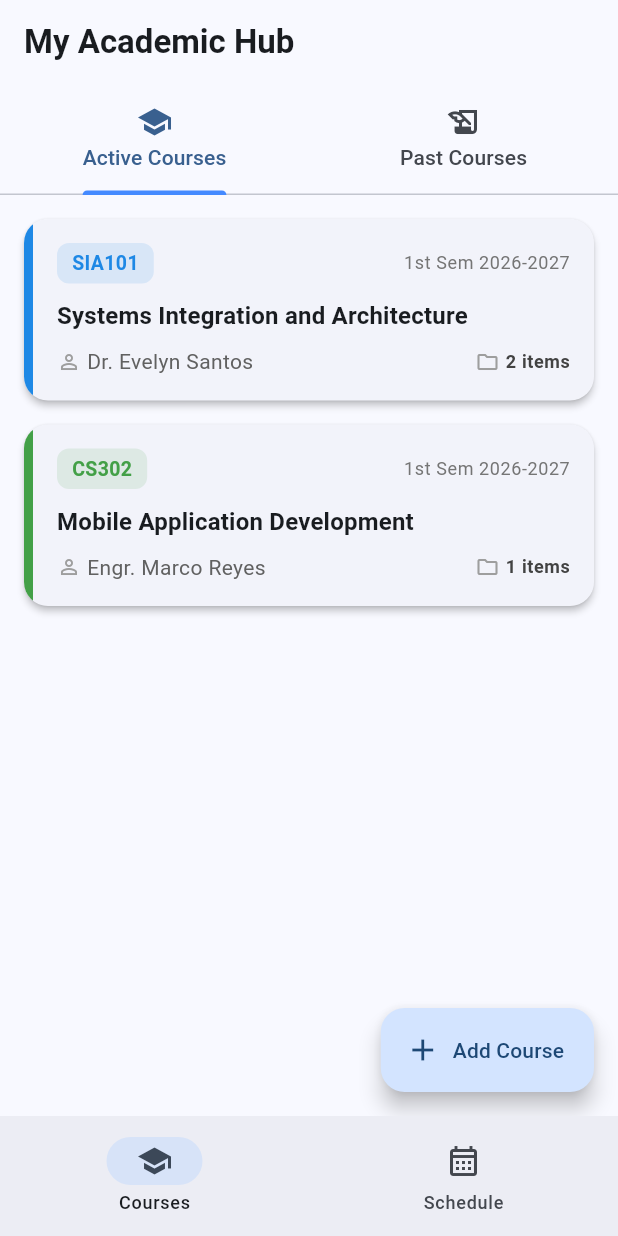
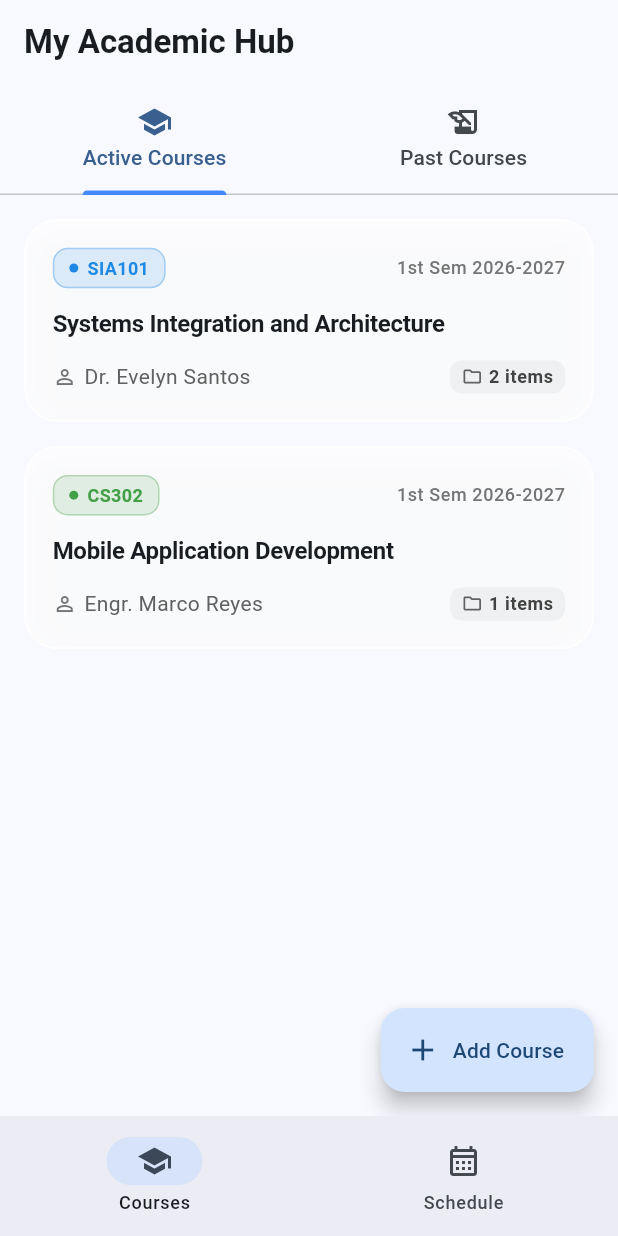
Before and after one commit to benhrnndz/app-storage, a Flutter app: the screen it shows after launch, on a phone screen of 412 x 824 dp. Run offline on Flutter 3.47's test engine with Material 3 defaults, Android fonts, the light colour scheme and no system bars.

Commit message:
feat(ui): update course card with iOS frosted glassmorphism style

```diff
--- a/lib/features/courses/widgets/course_card.dart
+++ b/lib/features/courses/widgets/course_card.dart
@@ -1,8 +1,9 @@
 // lib/features/courses/widgets/course_card.dart
 import 'package:flutter/material.dart';
+import '../../../core/widgets/glass_card.dart';
 import '../../../models/course.dart';
 
-/// A card widget displaying high-level course information.
+/// An iOS glassmorphic card widget displaying high-level course information.
 class CourseCard extends StatelessWidget {
   final Course course;
   final int deliverableCount;
@@ -20,71 +21,77 @@ class CourseCard extends StatelessWidget {
     final theme = Theme.of(context);
     final courseColor = Color(course.colorValue);
 
-    return Card(
-      elevation: 2,
+    return GlassContainer(
+      borderRadius: 22,
+      blur: 16,
       margin: const EdgeInsets.symmetric(horizontal: 16, vertical: 8),
-      shape: RoundedRectangleBorder(borderRadius: BorderRadius.circular(16)),
-      clipBehavior: Clip.antiAlias, // Ensures child widgets don't bleed outside rounded corners
-      child: InkWell(
-        onTap: onTap, // Ripple animation on tap
-        child: Container(
-          decoration: BoxDecoration(
-            border: Border(
-              left: BorderSide(
-                color: courseColor,
-                width: 6, // Vertical color stripe on the left edge
-              ),
-            ),
-          ),
-          padding: const EdgeInsets.all(16),
+      padding: const EdgeInsets.all(18),
+      onTap: onTap,
       child: Column(
         crossAxisAlignment: CrossAxisAlignment.start,
         children: [
-              // Top row: Course Code and Semester badge
+          // Top row: Course Code pill and Semester badge
           Row(
             mainAxisAlignment: MainAxisAlignment.spaceBetween,
             children: [
               Container(
                 padding: const EdgeInsets.symmetric(horizontal: 10, vertical: 4),
                 decoration: BoxDecoration(
-                      color: courseColor.withOpacity(0.12),
-                      borderRadius: BorderRadius.circular(8),
+                  color: courseColor.withOpacity(0.14),
+                  borderRadius: BorderRadius.circular(10),
+                  border: Border.all(color: courseColor.withOpacity(0.3), width: 1),
                 ),
-                    child: Text(
+                child: Row(
+                  mainAxisSize: MainAxisSize.min,
+                  children: [
+                    Container(
+                      width: 6,
+                      height: 6,
+                      decoration: BoxDecoration(
+                        color: courseColor,
+                        shape: BoxShape.circle,
+                      ),
+                    ),
+                    const SizedBox(width: 6),
+                    Text(
                       course.code,
                       style: TextStyle(
                         color: courseColor,
                         fontWeight: FontWeight.bold,
-                        fontSize: 13,
+                        fontSize: 12,
                       ),
+                    ),
+                  ],
                 ),
               ),
               Text(
                 course.semester,
                 style: theme.textTheme.bodySmall?.copyWith(
                   color: Colors.grey.shade600,
+                  fontWeight: FontWeight.w500,
                 ),
               ),
             ],
           ),
-              const SizedBox(height: 10),
+          const SizedBox(height: 12),
 
           // Course Title
           Text(
             course.title,
             style: theme.textTheme.titleMedium?.copyWith(
               fontWeight: FontWeight.bold,
+              letterSpacing: -0.2,
             ),
             maxLines: 2,
             overflow: TextOverflow.ellipsis,
           ),
-              const SizedBox(height: 8),
+          const SizedBox(height: 12),
 
           // Bottom row: Professor & Deliverables count
           Row(
             children: [
-                  const Icon(Icons.person_outline, size: 16, color: Colors.grey),
-                  const SizedBox(width: 4),
+              Icon(Icons.person_outline, size: 16, color: Colors.grey.shade600),
+              const SizedBox(width: 5),
               Expanded(
                 child: Text(
                   course.instructor,
@@ -94,10 +101,16 @@ class CourseCard extends StatelessWidget {
                   overflow: TextOverflow.ellipsis,
                 ),
               ),
-                  // Deliverable count badge
-                  Row(
+              // Deliverables pill
+              Container(
+                padding: const EdgeInsets.symmetric(horizontal: 8, vertical: 3),
+                decoration: BoxDecoration(
+                  color: Colors.black.withOpacity(0.04),
+                  borderRadius: BorderRadius.circular(8),
+                ),
+                child: Row(
                   children: [
-                      const Icon(Icons.folder_outlined, size: 16, color: Colors.grey),
+                    Icon(Icons.folder_outlined, size: 14, color: Colors.grey.shade700),
                     const SizedBox(width: 4),
                     Text(
                       '$deliverableCount items',
@@ -108,12 +121,11 @@ class CourseCard extends StatelessWidget {
                     ),
                   ],
                 ),
+              ),
             ],
           ),
         ],
       ),
-        ),
-      ),
     );
   }
 }
```
Lines whose indentation alone changed are shown as unchanged.
